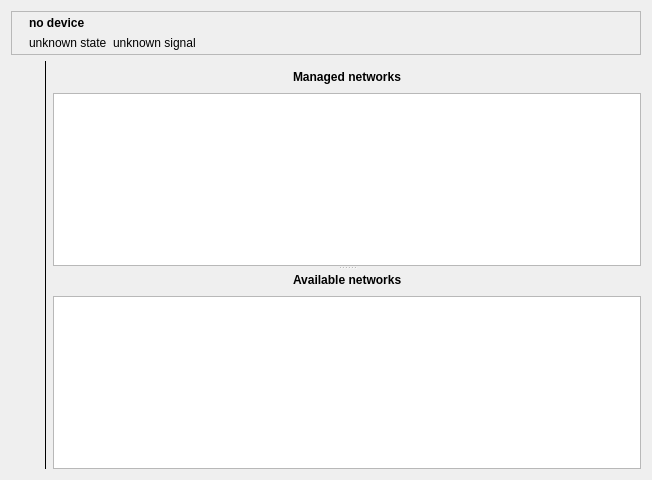
Before: the Qt Designer form qnut/airset.ui in dosnut/nut, drawn with Qt 5.
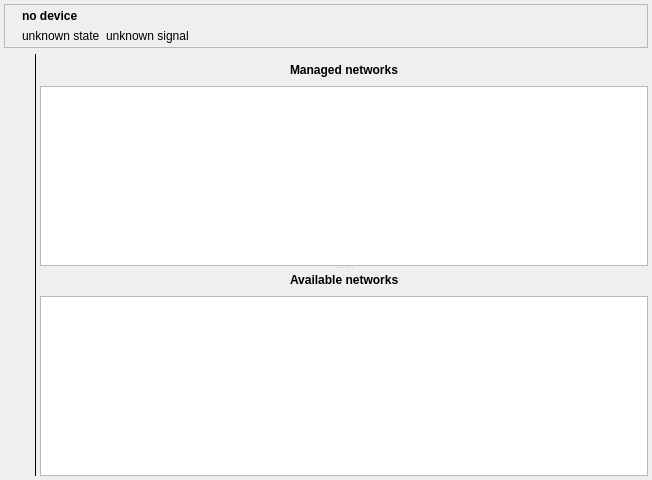
After: the same form once the commit is applied. Icons and pictures are not drawn.

```diff
--- a/qnut/airset.ui
+++ b/qnut/airset.ui
@@ -14,8 +14,20 @@
    <string/>
   </property>
   <layout class="QGridLayout" >
+   <property name="leftMargin" >
+    <number>4</number>
+   </property>
+   <property name="topMargin" >
+    <number>4</number>
+   </property>
+   <property name="rightMargin" >
+    <number>4</number>
+   </property>
+   <property name="bottomMargin" >
+    <number>4</number>
+   </property>
    <property name="horizontalSpacing" >
-    <number>9</number>
+    <number>6</number>
    </property>
    <item row="0" column="0" colspan="3" >
     <widget class="QFrame" name="frame" >
@@ -354,6 +366,12 @@
        </item>
        <item row="1" column="0" colspan="3" >
         <widget class="QTreeView" name="managedView" >
+         <property name="iconSize" >
+          <size>
+           <width>24</width>
+           <height>24</height>
+          </size>
+         </property>
          <property name="rootIsDecorated" >
           <bool>false</bool>
          </property>
@@ -363,6 +381,9 @@
          <property name="allColumnsShowFocus" >
           <bool>true</bool>
          </property>
+         <property name="wordWrap" >
+          <bool>true</bool>
+         </property>
         </widget>
        </item>
        <item row="0" column="2" >
```
Left out of the diff: 7 changed lines with no effect on the pictures.
